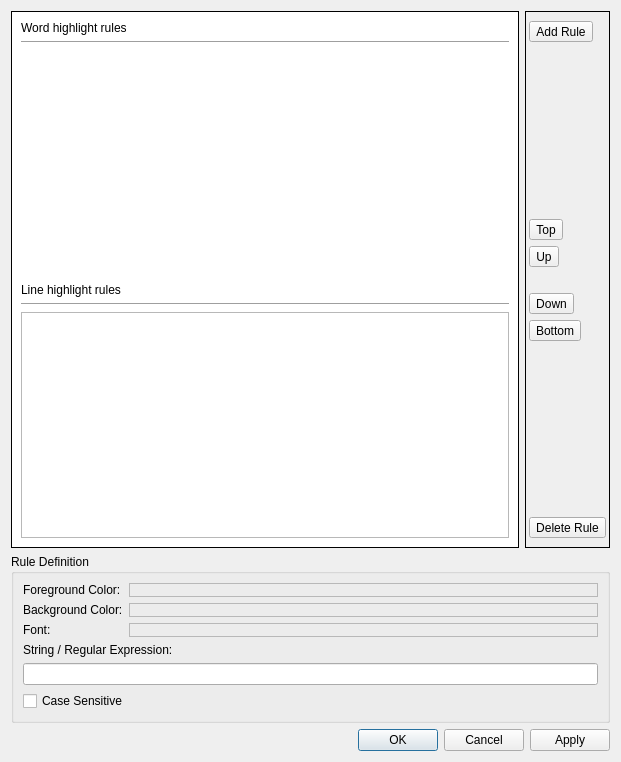
Before: the Qt Designer form src/gui/highlighting/HighlightingDialog.ui in tomvodi/QTail, drawn with Qt 5.
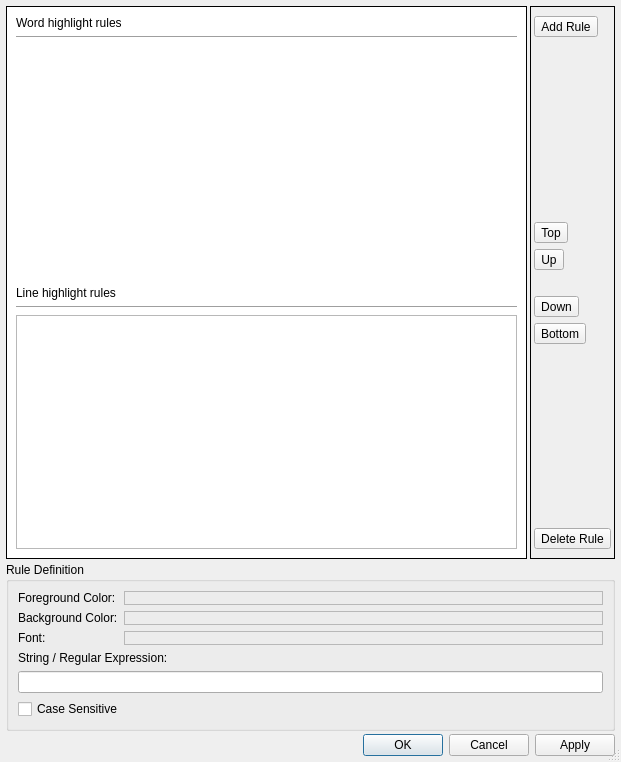
After: the same form once the commit is applied. Icons and pictures are not drawn. Custom widgets are drawn as their Qt base class.

Patch:
```diff
--- a/src/gui/highlighting/HighlightingDialog.ui
+++ b/src/gui/highlighting/HighlightingDialog.ui
@@ -11,9 +11,31 @@
    </rect>
   </property>
   <property name="windowTitle">
-   <string>Dialog</string>
+   <string>Highlighting Dialog</string>
+  </property>
+  <property name="windowIcon">
+   <iconset resource="../resources.qrc">
+    <normaloff>:/resources/icons/categories/applications-graphics.png</normaloff>:/resources/icons/categories/applications-graphics.png</iconset>
+  </property>
+  <property name="sizeGripEnabled">
+   <bool>true</bool>
   </property>
   <layout class="QGridLayout" name="gridLayout_2">
+   <property name="leftMargin">
+    <number>6</number>
+   </property>
+   <property name="topMargin">
+    <number>6</number>
+   </property>
+   <property name="rightMargin">
+    <number>6</number>
+   </property>
+   <property name="bottomMargin">
+    <number>6</number>
+   </property>
+   <property name="spacing">
+    <number>3</number>
+   </property>
    <item row="2" column="0" colspan="2">
     <widget class="QDialogButtonBox" name="buttonBox">
      <property name="orientation">
```
